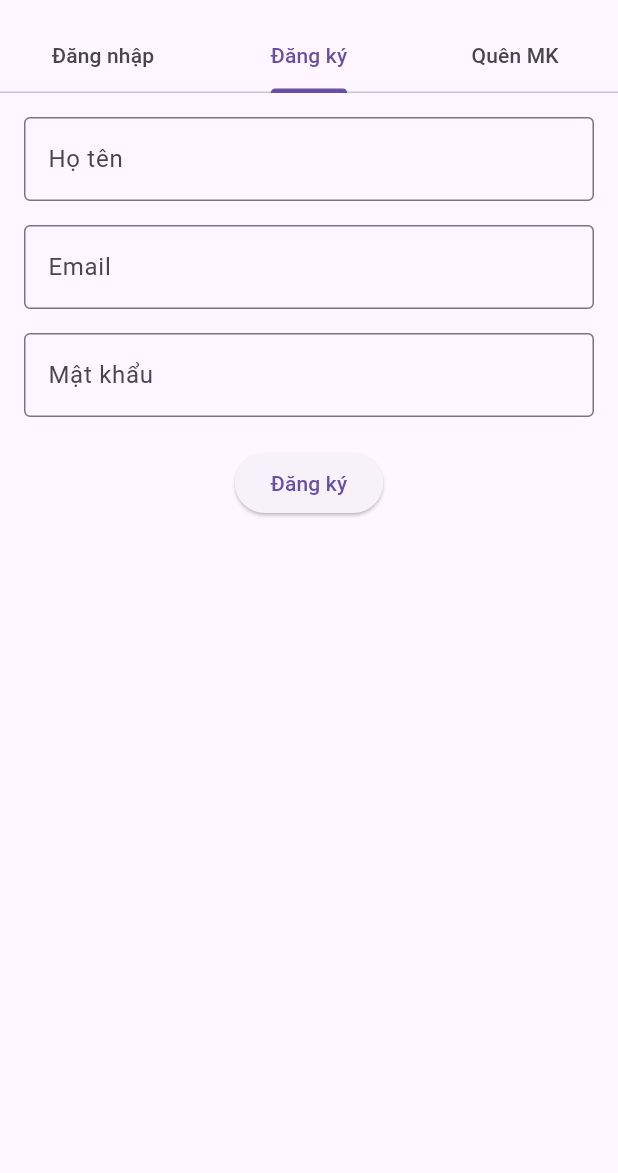
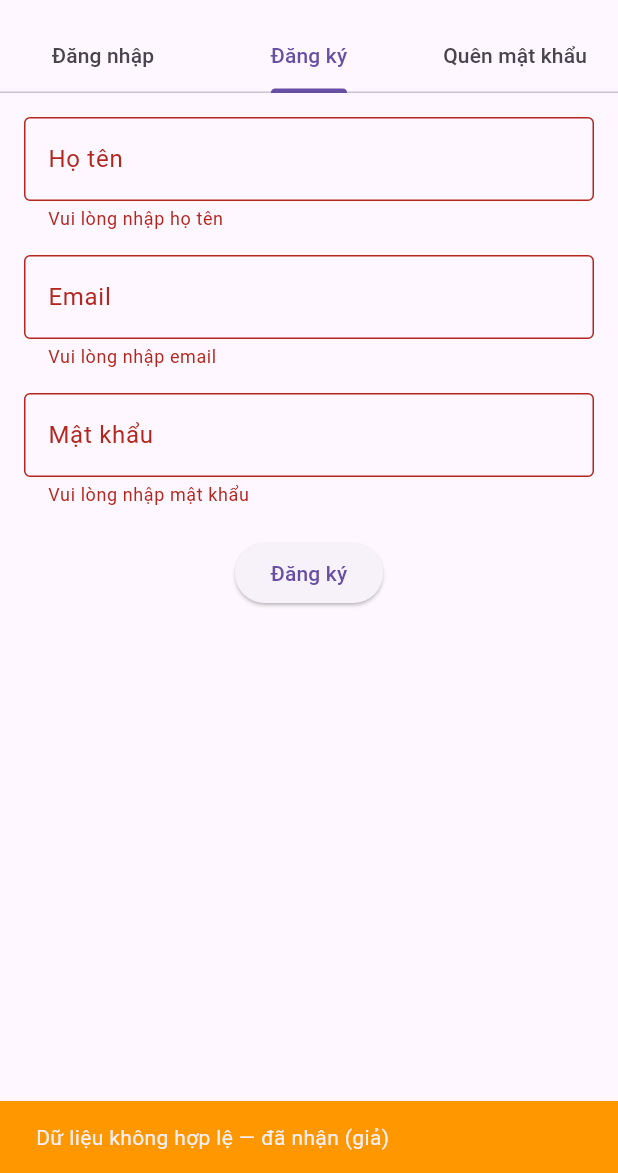
Before and after one commit to namminh12/tabbar_form_app, a Flutter app: the screen it shows after launch, tab 2 chosen, after a tap on "Đăng ký", on a phone screen of 412 x 824 dp, the part 63-1236 px from its top. Run offline on Flutter 3.47's test engine with Material 3 defaults, Android fonts, the phone set to English and light mode, and no system bars.

Commit message:
chỉnh sửa thêm phần tương tác

```diff
--- a/lib/screens/auth_screen.dart
+++ b/lib/screens/auth_screen.dart
@@ -18,7 +18,7 @@ class AuthScreen extends StatelessWidget {
             tabs: [
               Tab(text: 'Đăng nhập'),
               Tab(text: 'Đăng ký'),
-              Tab(text: 'Quên MK'),
+              Tab(text: 'Quên mật khẩu'),
             ],
           ),
         ),
--- a/lib/screens/login_screen.dart
+++ b/lib/screens/login_screen.dart
@@ -1,36 +1,86 @@
 import 'package:flutter/material.dart';
 
-class LoginScreen extends StatelessWidget {
+class LoginScreen extends StatefulWidget {
   const LoginScreen({super.key});
+
+  @override
+  State<LoginScreen> createState() => _LoginScreenState();
+}
+
+class _LoginScreenState extends State<LoginScreen> {
+  final _formKey = GlobalKey<FormState>();
+  final TextEditingController _emailController = TextEditingController();
+  final TextEditingController _passwordController = TextEditingController();
+
+  @override
+  void dispose() {
+    _emailController.dispose();
+    _passwordController.dispose();
+    super.dispose();
+  }
+
+  void _submit() {
+    final isValid = _formKey.currentState?.validate() ?? false;
+    final messenger = ScaffoldMessenger.of(context);
+    messenger.hideCurrentSnackBar();
+    messenger.showSnackBar(
+      SnackBar(
+        content: Text(isValid
+            ? 'Đăng nhập thành công (dữ liệu đã gửi)'
+            : 'Dữ liệu không hợp lệ — đã nhận (giả)'),
+        backgroundColor: isValid ? Colors.green : Colors.orange,
+      ),
+    );
+  }
 
   @override
   Widget build(BuildContext context) {
     return Padding(
       padding: const EdgeInsets.all(16),
+      child: Center(
+        child: SingleChildScrollView(
+          child: Form(
+            key: _formKey,
             child: Column(
-        mainAxisAlignment: MainAxisAlignment.center,
+              mainAxisSize: MainAxisSize.min,
               children: [
-          TextField(
+                TextFormField(
+                  controller: _emailController,
                   decoration: const InputDecoration(
                     labelText: 'Email',
                     border: OutlineInputBorder(),
                   ),
+                  keyboardType: TextInputType.emailAddress,
+                  validator: (value) {
+                    if (value == null || value.isEmpty) return 'Vui lòng nhập email';
+                    if (!value.contains('@')) return 'Email không hợp lệ';
+                    return null;
+                  },
                 ),
                 const SizedBox(height: 16),
-          TextField(
+                TextFormField(
+                  controller: _passwordController,
                   obscureText: true,
                   decoration: const InputDecoration(
                     labelText: 'Mật khẩu',
                     border: OutlineInputBorder(),
                   ),
+                  validator: (value) {
+                    if (value == null || value.isEmpty) return 'Vui lòng nhập mật khẩu';
+                    if (value.length < 6) return 'Mật khẩu phải có ít nhất 6 ký tự';
+                    return null;
+                  },
                 ),
                 const SizedBox(height: 20),
                 ElevatedButton(
-            onPressed: () {},
+                  onPressed: _submit,
                   child: const Text('Đăng nhập'),
                 ),
               ],
             ),
+          ),
+        ),
+      ),
     );
   }
 }
--- a/lib/screens/register_screen.dart
+++ b/lib/screens/register_screen.dart
@@ -1,44 +1,97 @@
 import 'package:flutter/material.dart';
 
-class RegisterScreen extends StatelessWidget {
+class RegisterScreen extends StatefulWidget {
   const RegisterScreen({super.key});
+
+  @override
+  State<RegisterScreen> createState() => _RegisterScreenState();
+}
+
+class _RegisterScreenState extends State<RegisterScreen> {
+  final _formKey = GlobalKey<FormState>();
+  final TextEditingController _nameController = TextEditingController();
+  final TextEditingController _emailController = TextEditingController();
+  final TextEditingController _passwordController = TextEditingController();
+
+  @override
+  void dispose() {
+    _nameController.dispose();
+    _emailController.dispose();
+    _passwordController.dispose();
+    super.dispose();
+  }
+
+  void _submit() {
+    final isValid = _formKey.currentState?.validate() ?? false;
+    final messenger = ScaffoldMessenger.of(context);
+    messenger.hideCurrentSnackBar();
+    messenger.showSnackBar(
+      SnackBar(
+        content: Text(isValid
+            ? 'Đăng ký thành công (dữ liệu đã gửi)'
+            : 'Dữ liệu không hợp lệ — đã nhận (giả)'),
+        backgroundColor: isValid ? Colors.green : Colors.orange,
+      ),
+    );
+  }
 
   @override
   Widget build(BuildContext context) {
     return Padding(
       padding: const EdgeInsets.all(16),
       child: SingleChildScrollView(
+        child: Form(
+          key: _formKey,
           child: Column(
             children: [
-            TextField(
+              TextFormField(
+                controller: _nameController,
                 decoration: const InputDecoration(
                   labelText: 'Họ tên',
                   border: OutlineInputBorder(),
                 ),
+                validator: (value) {
+                  if (value == null || value.isEmpty) return 'Vui lòng nhập họ tên';
+                  return null;
+                },
               ),
               const SizedBox(height: 16),
-            TextField(
+              TextFormField(
+                controller: _emailController,
                 decoration: const InputDecoration(
                   labelText: 'Email',
                   border: OutlineInputBorder(),
                 ),
+                keyboardType: TextInputType.emailAddress,
+                validator: (value) {
+                  if (value == null || value.isEmpty) return 'Vui lòng nhập email';
+                  if (!value.contains('@')) return 'Email không hợp lệ';
+                  return null;
+                },
               ),
               const SizedBox(height: 16),
-            TextField(
+              TextFormField(
+                controller: _passwordController,
                 obscureText: true,
                 decoration: const InputDecoration(
                   labelText: 'Mật khẩu',
                   border: OutlineInputBorder(),
                 ),
+                validator: (value) {
+                  if (value == null || value.isEmpty) return 'Vui lòng nhập mật khẩu';
+                  if (value.length < 6) return 'Mật khẩu phải có ít nhất 6 ký tự';
+                  return null;
+                },
               ),
               const SizedBox(height: 20),
               ElevatedButton(
-              onPressed: () {},
+                onPressed: _submit,
                 child: const Text('Đăng ký'),
               ),
             ],
           ),
         ),
+      ),
     );
   }
 }
```
Also changed, not shown: lib/screens/forgot_password_screen.dart (+46 -4 lines). Lines whose indentation alone changed are shown as unchanged.
